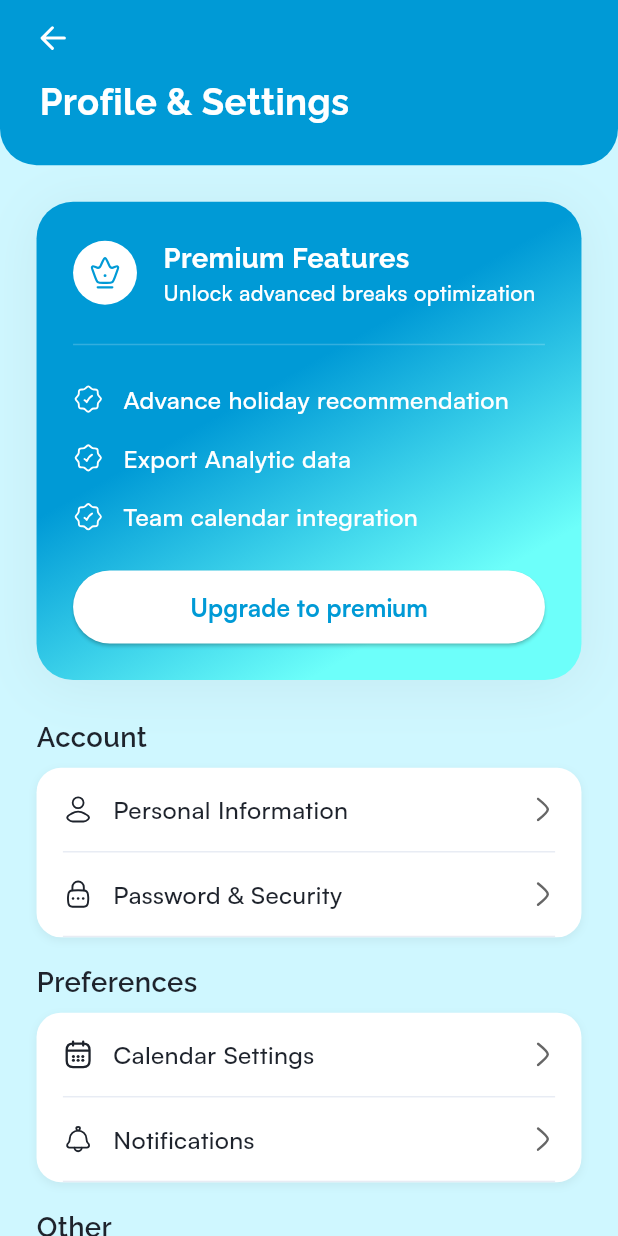
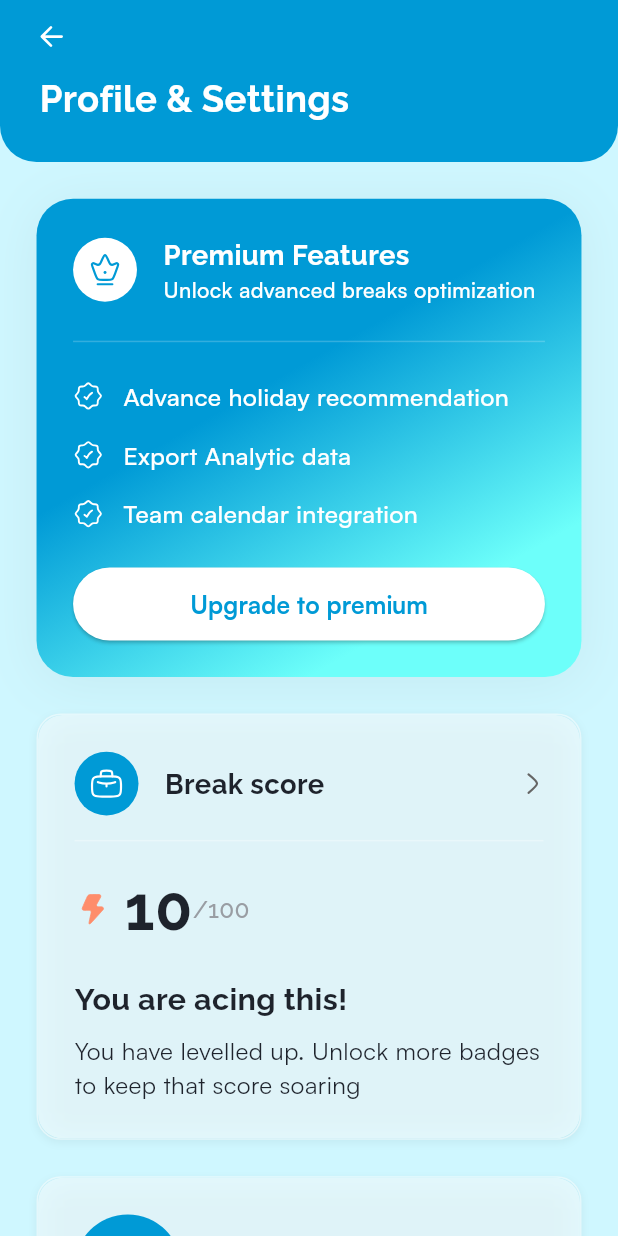
Before and after one commit to Jossyboydgenius/BetterBreaks, a Flutter app: the screen it shows after launch, on a phone screen of 412 x 824 dp. Run offline on Flutter 3.47's test engine with Material 3 defaults, Android fonts, the light colour scheme and no system bars; our stand-ins replace bot_toast, connectivity_plus, dots_indicator, fl_chart, flutter_dotenv, flutter_screenutil and 4 more; missing offline and left inert: easy_pie_chart; project files that could hold a hidden picture were left out.

Commit message:
Refactor ProfileSettingsView to include Break Score and User Profile sections
Updated the ProfileSettingsView by adding new sections for Break Score and User Profile, enhancing user engagement and information display. Removed the previous settings sections to streamline the layout, ensuring a more focused and modern design. The new sections feature interactive elements and improved visual components for a better user experience.

```diff
--- a/lib/ui/views/profile/profile_settings_view.dart
+++ b/lib/ui/views/profile/profile_settings_view.dart
@@ -4,6 +4,7 @@ import 'package:better_breaks/shared/app_colors.dart';
 import 'package:better_breaks/shared/app_textstyle.dart';
 import 'package:better_breaks/shared/app_icons.dart';
 import 'package:better_breaks/ui/widgets/app_buttons.dart';
+import 'package:better_breaks/ui/widgets/glassy_container.dart';
 
 class ProfileSettingsView extends StatelessWidget {
   final VoidCallback? onBackPressed;
@@ -30,55 +31,18 @@ class ProfileSettingsView extends StatelessWidget {
               child: Column(
                 crossAxisAlignment: CrossAxisAlignment.start,
                 children: [
-                  // Premium Features Container
+                  // Premium Features Container (now first)
                   _buildPremiumFeaturesContainer(),
 
                   SizedBox(height: 24.h),
 
-                  // Settings Sections - can be expanded later
-                  _buildSettingsSection('Account', [
-                    SettingsItem(
-                      icon: AppIconData.user,
-                      title: 'Personal Information',
-                      onTap: () {},
-                    ),
-                    SettingsItem(
-                      icon: AppIconData.lockPassword,
-                      title: 'Password & Security',
-                      onTap: () {},
-                    ),
-                  ]),
+                  // Break Score section
+                  _buildBreakScoreSection(),
 
-                  SizedBox(height: 16.h),
+                  SizedBox(height: 24.h),
 
-                  _buildSettingsSection('Preferences', [
-                    SettingsItem(
-                      icon: AppIconData.calendar,
-                      title: 'Calendar Settings',
-                      onTap: () {},
-                    ),
-                    SettingsItem(
-                      icon: AppIconData.notification,
-                      title: 'Notifications',
-                      onTap: () {},
-                    ),
-                  ]),
-
-                  SizedBox(height: 16.h),
-
-                  _buildSettingsSection('Other', [
-                    SettingsItem(
-                      icon: AppIconData.sidebarTop,
-                      title: 'About BetterBreaks',
-                      onTap: () {},
-                    ),
-                    SettingsItem(
-                      icon: AppIconData.logout,
-                      title: 'Logout',
-                      onTap: () {},
-                      showDivider: false,
-                    ),
-                  ]),
+                  // User Profile section
+                  _buildUserProfileSection(),
                 ],
               ),
             ),
@@ -112,7 +76,7 @@ class ProfileSettingsView extends StatelessWidget {
             onTap: onBackPressed ?? () => Navigator.pop(context),
             child: AppIcons(
               icon: AppIconData.back,
-              size: 18.r,
+              size: 16.r,
               color: Colors.white,
             ),
           ),
@@ -130,6 +94,276 @@ class ProfileSettingsView extends StatelessWidget {
           ),
         ],
       ),
+    );
+  }
+
+  Widget _buildBreakScoreSection() {
+    return Container(
+      decoration: BoxDecoration(
+        borderRadius: BorderRadius.circular(16.r),
+        boxShadow: [
+          BoxShadow(
+            color: Colors.black.withOpacity(0.05),
+            blurRadius: 4,
+            offset: Offset(0, 2),
+          ),
+        ],
+      ),
+      child: GlassyContainer(
+        backgroundColor: Colors.white,
+        borderColor: Colors.white,
+        padding: EdgeInsets.all(24.r),
+        child: Column(
+          crossAxisAlignment: CrossAxisAlignment.start,
+          children: [
+            // Header row with icon and chevron
+            Row(
+              children: [
+                // Work icon in circle
+                Container(
+                  width: 42.r,
+                  height: 42.r,
+                  decoration: BoxDecoration(
+                    color: AppColors.primary,
+                    shape: BoxShape.circle,
+                  ),
+                  child: Center(
+                    child: AppIcons(
+                      icon: AppIconData.work,
+                      size: 24.r,
+                      color: Colors.white,
+                    ),
+                  ),
+                ),
+                SizedBox(width: 16.w),
+                Text(
+                  'Break score',
+                  style: AppTextStyle.raleway(
+                    fontSize: 18.sp,
+                    fontWeight: FontWeight.w700,
+                    color: AppColors.lightBlack,
+                  ),
+                ),
+                Spacer(),
+                AppIcons(
+                  icon: AppIconData.rightArrow,
+                  size: 14.r,
+                  color: AppColors.grey800,
+                ),
+              ],
+            ),
+
+            // Divider
+            Padding(
+              padding: EdgeInsets.symmetric(vertical: 16.h),
+              child: Container(
+                height: 1,
+                color: Colors.white.withOpacity(0.3),
+              ),
+            ),
+
+            // Score display - using the style from break analysis
+            Row(
+              crossAxisAlignment: CrossAxisAlignment.center,
+              children: [
+                AppIcons(
+                  icon: AppIconData.zapFilled,
+                  size: 24.r,
+                  color: AppColors.orange100,
+                ),
+                SizedBox(width: 8.w),
+                Text(
+                  '10',
+                  style: AppTextStyle.raleway(
+                    fontSize: 40.sp,
+                    fontWeight: FontWeight.w700,
+                    color: AppColors.lightBlack,
+                  ),
+                ),
+                Text(
+                  '/100',
+                  style: AppTextStyle.raleway(
+                    fontSize: 16.sp,
+                    fontWeight: FontWeight.w400,
+                    color: AppColors.grey500,
+                  ),
+                ),
+              ],
+            ),
+
+            SizedBox(height: 16.h),
+
+            // Motivational text
+            Text(
+              'You are acing this!',
+              style: AppTextStyle.raleway(
+                fontSize: 20.sp,
+                fontWeight: FontWeight.w700,
+                color: AppColors.lightBlack,
+              ),
+            ),
+
+            SizedBox(height: 8.h),
+
+            Text(
+              'You have levelled up. Unlock more badges to keep that score soaring',
+              style: AppTextStyle.satoshi(
+                fontSize: 16.sp,
+                fontWeight: FontWeight.w400,
+                color: AppColors.lightBlack,
+              ),
+            ),
+          ],
+        ),
+      ),
+    );
+  }
+
+  Widget _buildUserProfileSection() {
+    return Container(
+      decoration: BoxDecoration(
+        borderRadius: BorderRadius.circular(16.r),
+        boxShadow: [
+          BoxShadow(
+            color: Colors.black.withOpacity(0.05),
+            blurRadius: 4,
+            offset: Offset(0, 2),
+          ),
+        ],
+      ),
+      child: GlassyContainer(
+        backgroundColor: Colors.white,
+        borderColor: Colors.white,
+        padding: EdgeInsets.all(24.r),
+        child: Column(
+          crossAxisAlignment: CrossAxisAlignment.start,
+          children: [
+            // User profile header
+            Row(
+              children: [
+                // User initials circle
+                Container(
+                  width: 70.r,
+                  height: 70.r,
+                  decoration: BoxDecoration(
+                    color: AppColors.primary,
+                    shape: BoxShape.circle,
+                  ),
+                  child: Center(
+                    child: Text(
+                      'SL',
+                      style: AppTextStyle.satoshi(
+                        fontSize: 24.sp,
+                        fontWeight: FontWeight.w700,
+                        color: Colors.white,
+                      ),
+                    ),
+                  ),
+                ),
+                SizedBox(width: 16.w),
+                // Name and email
+                Expanded(
+                  child: Column(
+                    crossAxisAlignment: CrossAxisAlignment.start,
+                    children: [
+                      Text(
+                        'Sarah Lopez',
+                        style: AppTextStyle.raleway(
+                          fontSize: 18.sp,
+                          fontWeight: FontWeight.w700,
+                          color: AppColors.lightBlack,
+                        ),
+                      ),
+                      SizedBox(height: 4.h),
+                      Text(
+                        'Serahanderson@gmail.com',
+                        style: AppTextStyle.satoshi(
+                          fontSize: 14.sp,
+                          fontWeight: FontWeight.w400,
+                          color: AppColors.grey800,
+                        ),
+                      ),
+                    ],
+                  ),
+                ),
+                // Edit button with pen icon
+                SizedBox(
+                  width: 24.r,
+                  height: 24.r,
+                  child: AppIcons(
+                    icon: AppIconData.pencilEdit,
+                    size: 14.r,
+                    color: AppColors.grey800,
+                  ),
+                ),
+              ],
+            ),
+
+            // Divider
+            Padding(
+              padding: EdgeInsets.symmetric(vertical: 16.h),
+              child: Container(
+                height: 1,
+                color: Colors.white.withOpacity(0.3),
+              ),
+            ),
+
+            // Contact information with correct icon colors
+            _buildContactInfoItem(
+              AppIconData.mail,
+              'Serahanderson@gmail.com',
+              AppColors.orange100,
+            ),
+
+            SizedBox(height: 16.h),
+
+            _buildContactInfoItem(
+              AppIconData.location01,
+              'London, UK(GMT+1)',
+              AppColors.darkGreen,
+            ),
+
+            SizedBox(height: 16.h),
+
+            _buildContactInfoItem(
+              AppIconData.calendar,
+              '25 BetterBreaks day (2024)',
+              AppColors.blue100,
+            ),
+          ],
+        ),
+      ),
+    );
+  }
+
+  Widget _buildContactInfoItem(String icon, String text, Color iconColor) {
+    return Row(
+      children: [
+        Container(
+          width: 36.r,
+          height: 36.r,
+          decoration: BoxDecoration(
+            color: iconColor.withOpacity(0.1),
+            shape: BoxShape.circle,
+          ),
+          child: Center(
+            child: AppIcons(
+              icon: icon,
+              size: 16.r,
+              color: iconColor,
+            ),
+          ),
+        ),
+        SizedBox(width: 12.w),
+        Text(
+          text,
+          style: AppTextStyle.satoshi(
+            fontSize: 16.sp,
+            fontWeight: FontWeight.w500,
+            color: AppColors.lightBlack,
+          ),
+        ),
+      ],
     );
   }
 
@@ -250,102 +484,4 @@ class ProfileSettingsView extends StatelessWidget {
       ],
     );
   }
-
-  Widget _buildSettingsSection(String title, List<SettingsItem> items) {
-    return Column(
-      crossAxisAlignment: CrossAxisAlignment.start,
-      children: [
-        // Section title
-        Text(
-          title,
-          style: AppTextStyle.raleway(
-            fontSize: 18.sp,
-            fontWeight: FontWeight.w600,
-            color: AppColors.lightBlack,
-          ),
-        ),
-        SizedBox(height: 8.h),
-
-        // Settings container
-        Container(
-          decoration: BoxDecoration(
-            color: Colors.white,
-            borderRadius: BorderRadius.circular(16.r),
-            boxShadow: [
-              BoxShadow(
-                color: Colors.black.withOpacity(0.05),
-                blurRadius: 4,
-                offset: Offset(0, 2),
-              ),
-            ],
-          ),
-          child: Column(
-            children: items,
-          ),
-        ),
-      ],
-    );
-  }
 }
-
-class SettingsItem extends StatelessWidget {
-  final String icon;
-  final String title;
-  final VoidCallback onTap;
-  final bool showDivider;
-
-  const SettingsItem({
-    super.key,
-    required this.icon,
-    required this.title,
-    required this.onTap,
-    this.showDivider = true,
-  });
-
-  @override
-  Widget build(BuildContext context) {
-    return Column(
-      children: [
-        InkWell(
-          onTap: onTap,
-          child: Padding(
-            padding: EdgeInsets.symmetric(horizontal: 16.w, vertical: 16.h),
-            child: Row(
-              children: [
-                AppIcons(
-                  icon: icon,
-                  size: 20.r,
-                  color: AppColors.lightBlack,
-                ),
-                SizedBox(width: 12.w),
-                Expanded(
-                  child: Text(
-                    title,
-                    style: AppTextStyle.satoshi(
-                      fontSize: 16.sp,
-                      fontWeight: FontWeight.w500,
-                      color: AppColors.lightBlack,
-                    ),
-                  ),
-                ),
-                AppIcons(
-                  icon: AppIconData.rightArrow,
-                  size: 16.r,
-                  color: AppColors.grey800,
-                ),
-              ],
-            ),
-          ),
-        ),
-        if (showDivider)
-          Padding(
-            padding: EdgeInsets.symmetric(horizontal: 16.w),
-            child: Divider(
-              height: 1,
-              color: AppColors.grey200,
-            ),
-          ),
-      ],
-    );
-  }
-}
```
